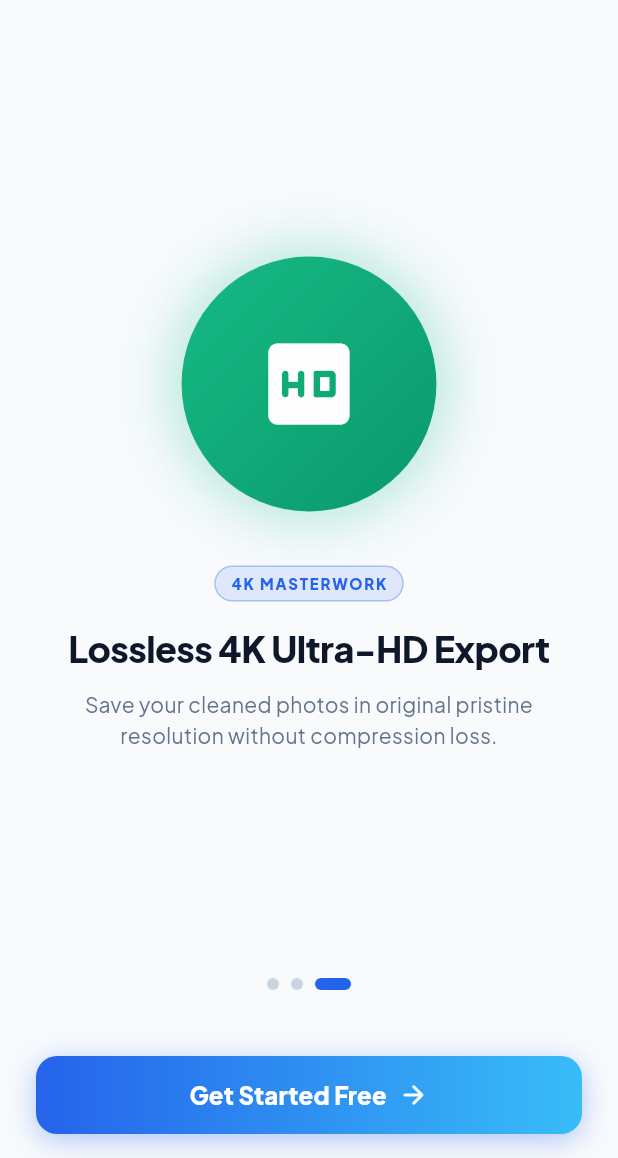
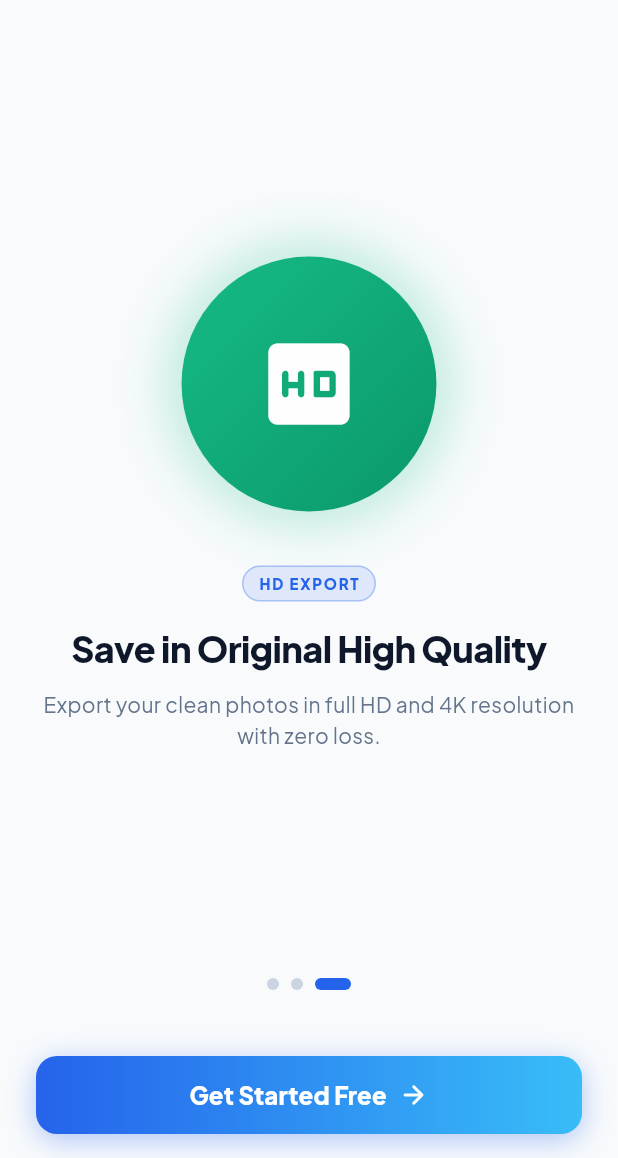
Before and after one commit to techindro/CleanPixel, a Flutter app: the screen it shows after launch, swiped to page 3, on a phone screen of 412 x 824 dp, the part 78-1236 px from its top. Run offline on Flutter 3.47's test engine with Material 3 defaults, Android fonts, the phone set to English and light mode, and no system bars; our stand-ins replace google_fonts, image_picker, shared_preferences; missing offline and left inert: purchases_flutter; accounts and stored records are empty.

Commit message:
style: complete deep polish across all dialogs, sheets, onboarding slides, and locale dictionaries

```diff
--- a/frontend/lib/components/export_sheet_dialog.dart
+++ b/frontend/lib/components/export_sheet_dialog.dart
@@ -85,7 +85,7 @@ class _ExportSheetDialogState extends State<ExportSheetDialog> {
                 crossAxisAlignment: CrossAxisAlignment.start,
                 children: [
                   Text(
-                    'Export Cleaned Asset',
+                    'Save Clean Photo',
                     style: TextStyle(
                       color: isDark ? Colors.white : const Color(0xFF0F172A),
                       fontSize: 19,
@@ -95,7 +95,7 @@ class _ExportSheetDialogState extends State<ExportSheetDialog> {
                   ),
                   const SizedBox(height: 2),
                   Text(
-                    'Select output resolution & compression quality',
+                    'Choose format and export quality',
                     style: TextStyle(
                       color: isDark ? const Color(0xFF94A3B8) : const Color(0xFF64748B),
                       fontSize: 12,
@@ -125,7 +125,7 @@ class _ExportSheetDialogState extends State<ExportSheetDialog> {
 
           // Format selector
           Text(
-            'FILE FORMAT',
+            'FORMAT',
             style: TextStyle(
               color: isDark ? const Color(0xFF94A3B8) : const Color(0xFF64748B),
               fontSize: 11,
@@ -147,7 +147,7 @@ class _ExportSheetDialogState extends State<ExportSheetDialog> {
 
           // Resolution selector
           Text(
-            'OUTPUT RESOLUTION',
+            'RESOLUTION',
             style: TextStyle(
               color: isDark ? const Color(0xFF94A3B8) : const Color(0xFF64748B),
               fontSize: 11,
@@ -159,23 +159,23 @@ class _ExportSheetDialogState extends State<ExportSheetDialog> {
           Column(
             children: [
               _buildResolutionTile(
-                title: '4K Ultra HD (3840 x 2160)',
-                subtitle: 'Lossless studio masterwork resolution',
+                title: 'Original Ultra HD (3840 x 2160)',
+                subtitle: 'Full crystal-clear lossless quality',
                 resolution: ExportResolution.ultra4k,
-                badge: 'RECOMMENDED',
+                badge: 'BEST',
                 isDark: isDark,
               ),
               const SizedBox(height: 8),
               _buildResolutionTile(
-                title: '2K Quad HD (2560 x 1440)',
-                subtitle: 'Balanced for social media & web publishing',
+                title: 'High Quality 2K (2560 x 1440)',
+                subtitle: 'Ideal for social media sharing & posts',
                 resolution: ExportResolution.quad2k,
                 isDark: isDark,
               ),
               const SizedBox(height: 8),
               _buildResolutionTile(
-                title: '1080p Full HD (1920 x 1080)',
-                subtitle: 'Standard quick messaging export',
+                title: 'Standard HD (1920 x 1080)',
+                subtitle: 'Lightweight for quick messaging & email',
                 resolution: ExportResolution.hd1080,
                 isDark: isDark,
               ),
@@ -218,7 +218,7 @@ class _ExportSheetDialogState extends State<ExportSheetDialog> {
                     Icon(Icons.download_rounded, color: Colors.white, size: 20),
                     SizedBox(width: 8),
                     Text(
-                      'Save to Device Gallery',
+                      'Save to Gallery',
                       style: TextStyle(
                         color: Colors.white,
                         fontSize: 16,
--- a/frontend/lib/screens/onboarding_screen.dart
+++ b/frontend/lib/screens/onboarding_screen.dart
@@ -21,23 +21,23 @@ class _OnboardingScreenState extends State<OnboardingScreen> with TickerProvider
     {
       'icon': Icons.auto_fix_high_rounded,
       'gradient': const [Color(0xFF38BDF8), Color(0xFF2563EB)],
-      'title': 'AI Watermark Remover',
-      'subtitle': 'Brush over any text, copyright stamp or TikTok logo and watch it vanish in 1-tap.',
-      'badge': 'NEURAL INPAINTING'
+      'title': 'Erase Watermarks & Logos',
+      'subtitle': 'Brush over any logo, text, or date stamp and watch it disappear seamlessly.',
+      'badge': 'SMART AI'
     },
     {
       'icon': Icons.person_remove_rounded,
       'gradient': const [Color(0xFF0284C7), Color(0xFF0EA5E9)],
-      'title': 'Magic Object & People Eraser',
-      'subtitle': 'Erase photobombers, wires, power lines, and clutter with zero blur and pure clarity.',
-      'badge': 'DEEP DIFFUSION'
+      'title': 'Remove People & Objects',
+      'subtitle': 'Cleanly erase photobombers and unwanted clutter without leaving any blur or marks.',
+      'badge': 'OBJECT ERASER'
     },
     {
       'icon': Icons.hd_rounded,
       'gradient': const [Color(0xFF10B981), Color(0xFF059669)],
-      'title': 'Lossless 4K Ultra-HD Export',
-      'subtitle': 'Save your cleaned photos in original pristine resolution without compression loss.',
-      'badge': '4K MASTERWORK'
+      'title': 'Save in Original High Quality',
+      'subtitle': 'Export your clean photos in full HD and 4K resolution with zero loss.',
+      'badge': 'HD EXPORT'
     },
   ];
 
--- a/frontend/lib/screens/splash_screen.dart
+++ b/frontend/lib/screens/splash_screen.dart
@@ -207,7 +207,7 @@ class _SplashScreenState extends State<SplashScreen> with TickerProviderStateMix
                       colors: [Color(0xFF38BDF8), Color(0xFF2563EB), Color(0xFF60A5FA)],
                     ).createShader(bounds),
                     child: const Text(
-                      'Neural Watermark & Object Remover',
+                      'Smart Watermark & Object Remover',
                       style: TextStyle(
                         color: Colors.white,
                         fontSize: 14,
--- a/frontend/lib/services/locale_service.dart
+++ b/frontend/lib/services/locale_service.dart
@@ -54,24 +54,24 @@ class LocaleService {
   static final Map<String, Map<String, String>> _translations = {
     'en': {
       'studio': 'Studio',
-      'ai_suite': 'AI Suite',
-      'recents': 'Recents',
-      'account': 'Account',
-      'erase_watermark': 'Erase Watermark',
-      'select_image': 'Select Watermarked Image',
-      'save_4k': 'Save 4K Asset',
+      'ai_suite': 'AI Tools',
+      'recents': 'Saved',
+      'account': 'Settings',
+      'erase_watermark': 'Watermark Remover',
+      'select_image': 'Select Photo',
+      'save_4k': 'Save to Gallery',
       'edit_again': 'Edit Again',
       'photo_cleaner': 'Photo Cleaner',
-      'video_tracker': 'Video Tracker',
+      'video_tracker': 'Video Remover',
       'batch_mode': 'Batch Mode',
-      'settings': 'Settings & Account',
+      'settings': 'Settings',
       'language': 'App Language',
-      'upgrade_pro': 'Unlock CleanPixel PRO',
-      'daily_credits': 'Daily AI Credits',
-      'clear_cache': 'Clear Cache & Temp Buffers',
+      'upgrade_pro': 'Unlock PRO',
+      'daily_credits': 'Daily Credits',
+      'clear_cache': 'Clear Cache',
       'privacy_policy': 'Privacy Policy',
       'terms_service': 'Terms of Service',
-      'logout': 'Log Out of Account',
+      'logout': 'Log Out',
     },
     'hi': {
       'studio': 'स्टूडियो',
--- a/frontend/lib/services/update_service.dart
+++ b/frontend/lib/services/update_service.dart
@@ -177,8 +177,8 @@ class UpdateService {
                   },
                   icon: const Icon(Icons.download_rounded, color: Colors.white),
                   label: const Text(
-                    '1-Tap Update Now',
-                    style: TextStyle(color: Colors.white, fontWeight: FontWeight.w700, fontSize: 15),
+                    'Update Now',
+                    style: TextStyle(color: Colors.white, fontWeight: FontWeight.bold, fontSize: 16),
                   ),
                 ),
               ),
```
